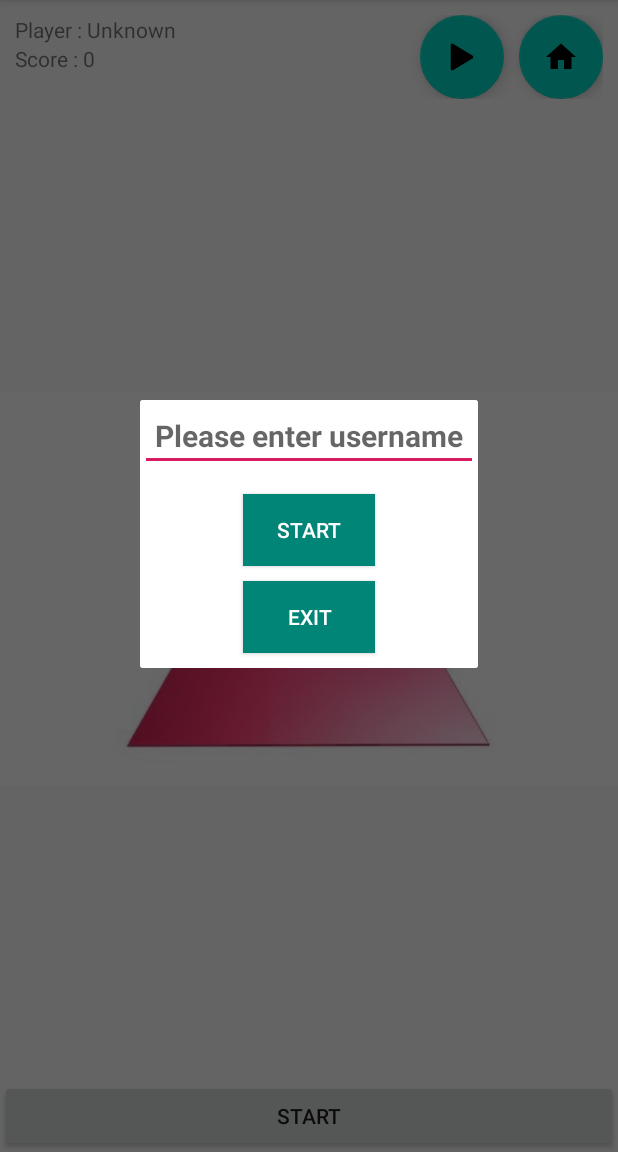
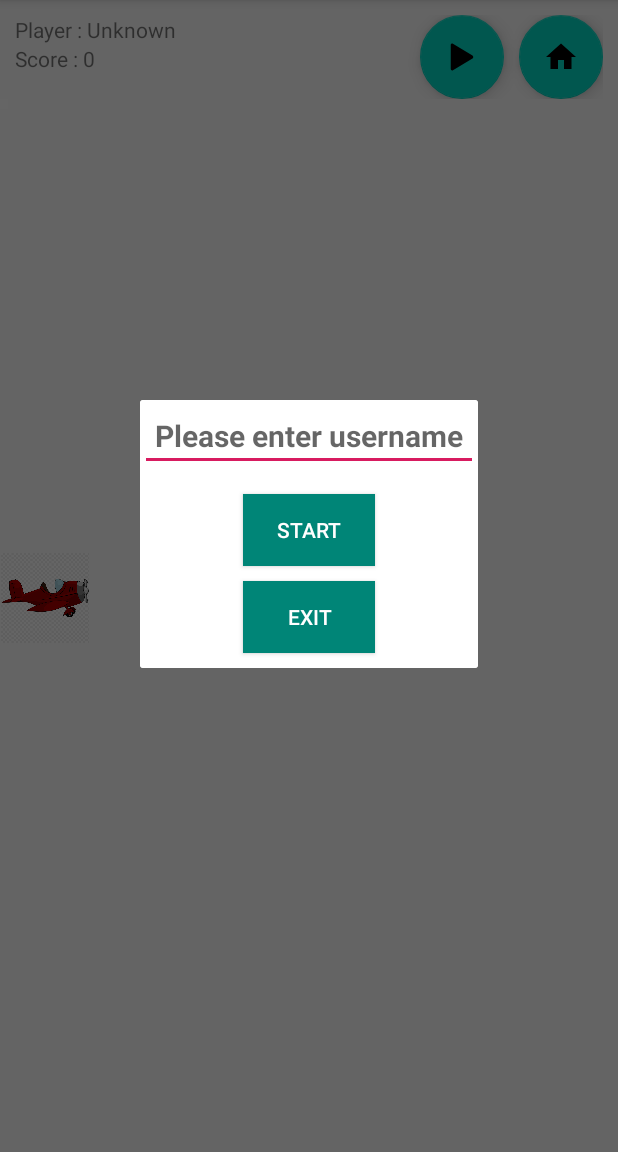
Before and after one commit to frederick98/TugasBesar-02, an Android app: the fragment MenuFragment placed in its activity, on a phone screen of 412 x 824 dp, the part 84-1236 px from its top. Run offline under Robolectric (Android 15) with nearby library versions, the phone set to English and light mode, and no system bars.

Commit message:
sebuah perubahan besar

```diff
--- a/TugasBesar02/app/src/main/java/com/example/tugasbesar_02/MainActivity.java
+++ b/TugasBesar02/app/src/main/java/com/example/tugasbesar_02/MainActivity.java
@@ -12,12 +12,14 @@ import android.graphics.Paint;
 import android.graphics.Path;
 import android.graphics.PointF;
 import android.os.Bundle;
+import android.os.Handler;
 import android.util.Log;
 import android.view.GestureDetector;
 import android.view.MotionEvent;
 import android.view.View;
 import android.view.ViewGroup;
 import android.widget.Button;
+import android.widget.FrameLayout;
 import android.widget.ImageView;
 import android.widget.LinearLayout;
 import android.widget.TextView;
@@ -25,43 +27,147 @@ import android.widget.Toast;
 
 import com.google.android.material.floatingactionbutton.FloatingActionButton;
 
+import java.util.Timer;
+import java.util.TimerTask;
+
 public class MainActivity extends AppCompatActivity implements View.OnClickListener,FragmentListener {
     protected Bitmap mBitmap;
     protected Canvas mCanvas;
-    protected ImageView ivCanvas;
     protected Paint strokePaint;
-    protected Button btn_start;
-    protected FloatingActionButton fab_pause;
-    protected FloatingActionButton fab_menu;
-    protected TextView tv_playerName;
-    protected TextView tv_score;
+    protected Button btnStart;
+    protected FloatingActionButton fabPause;
+    protected FloatingActionButton fabMenu;
+    protected TextView tvPlayerName;
+    protected TextView tvScore;
+    protected ImageView ivPlane;
+    protected ImageView ivPlane2;
+    protected ImageView ivBomb;
+    protected FrameLayout flCanvas;
 
+
+    // set size
+    private int planeSize;
+
+    //plane position
+    private int planeY;
+    private int canvasHeight;
+
+    //class initialization
+    protected Handler handler = new Handler();
+    protected Timer timer = new Timer();
+
+    //status check
+    private boolean action_flg = false;
+    private boolean activityStart = false;
+
+    /*
     private ViewGroup mainLayout;
     private int xDelta;
     private int yDelta;
+
+     */
 
 
     @Override
     protected void onCreate(Bundle savedInstanceState) {
         super.onCreate(savedInstanceState);
         setContentView(R.layout.activity_main);
-        this.ivCanvas = findViewById(R.id.iv_canvas);
-        this.btn_start = findViewById(R.id.btn_start);
-        this.fab_pause = findViewById(R.id.fab_pause);
-        this.fab_menu = findViewById(R.id.fab_menu);
-        this.tv_score = findViewById(R.id.tv_score);
-        this.tv_playerName = findViewById(R.id.tv_playerName);
+        //this.btnStart = findViewById(R.id.btn_start);
+        this.fabPause = findViewById(R.id.fab_pause);
+        this.fabMenu = findViewById(R.id.fab_menu);
+        this.tvScore = findViewById(R.id.tv_score);
+        this.tvPlayerName = findViewById(R.id.tv_playerName);
+        this.ivPlane = findViewById(R.id.iv_plane);
+        this.ivPlane2 = findViewById(R.id.iv_plane_enemy);
+        this.ivBomb = findViewById(R.id.iv_bomb);
 
+        // setOnClickListener
+        //this.btnStart.setOnClickListener(this);
+        this.fabPause.setOnClickListener(this);
+        this.fabMenu.setOnClickListener(this);
+
+
+        // bersihin si layar jd cuma nampilin pesawat kita doang
+        this.ivPlane2.setX(-80);
+        this.ivPlane2.setY(-80);
+        this.ivBomb.setX(-80);
+        this.ivBomb.setY(-80);
+
+
+        /*
         mainLayout = (LinearLayout) findViewById(R.id.mainLayout);
-        this.ivCanvas.setOnTouchListener(onTouchListener());
+        this.ivPesawat.setOnTouchListener(onTouchListener());
 
-        this.btn_start.setOnClickListener(this);
-        this.fab_pause.setOnClickListener(this);
-        this.fab_menu.setOnClickListener(this);
+         */
+    }
 
+    public void changePosition(){
+        // move plane
+        if(action_flg == true){
+            // touching
+            planeY -= 20;
+        }
+        else{
+            // release
+            planeY += 20;
+        }
+
+        // check plane position
+        if(planeY < 0){
+            planeY = 0;
+        }
+        if(planeY > (canvasHeight - planeSize)){
+            planeY = canvasHeight - planeSize;
+        }
+
+        ivPlane.setY(planeY);
+    }
+
+    public boolean onTouchEvent(MotionEvent motionEvent){
+
+        if(activityStart == false){
+            activityStart = true;
+
+            /*
+            frame height and plane height nya baru diset disini soalnya di method
+            onCreate() si UI nya belom set ama screennya. baris ini buat ngejaga
+            supaya si planenya ga kluar dari canvas
+            */
+            this.flCanvas = findViewById(R.id.frame_canvas);
+            canvasHeight = flCanvas.getHeight();
+
+            this.planeY = (int) ivPlane.getY();
+
+            planeSize = ivPlane.getHeight();
+
+
+            timer.schedule(new TimerTask() {
+                @Override
+                public void run() {
+                    handler.post(new Runnable() {
+                        @Override
+                        public void run() {
+                            changePosition();
+                        }
+                    });
+                }
+            }, 0, 20);  //manggil method changePosition setiap 20ms
+        }
+        else{
+            if(motionEvent.getAction() == MotionEvent.ACTION_DOWN){
+                action_flg = true;
+            }
+            else if(motionEvent.getAction() == MotionEvent.ACTION_UP){
+                action_flg = false;
+            }
+        }
+
+
+        return true;
     }
 
 
+    /*
     public void initiateCanvas() {
         // 1. Create Bitmap
         this.mBitmap = Bitmap.createBitmap(this.ivCanvas.getWidth(), this.ivCanvas.getHeight(), Bitmap.Config.ARGB_8888);
@@ -78,15 +184,18 @@ public class MainActivity extends AppCompatActivity implements View.OnClickListe
         this.strokePaint.setColor(Color.BLUE);
 
         //create pesawat
+        /*
         Pesawat p = new Pesawat(100, 100, 100);
         p.drawTriangle(this.mCanvas, this.strokePaint);
         p.setOnTouchListener(onTouchListener());
         p.getOnTouchListener();
 
 
+
         //resetCanvas
         this.ivCanvas.invalidate();
-    }
+
+
 
     public void resetCanvas() {
         // 4. Draw canvas background
@@ -98,18 +207,20 @@ public class MainActivity extends AppCompatActivity implements View.OnClickListe
         this.ivCanvas.invalidate();
     }
 
+     */
+
     @Override
     public void onClick(View view) {
-       if(btn_start.getId() == view.getId()) {
-           this.initiateCanvas();
+       if(btnStart.getId() == view.getId()) {
+           //this.initiateCanvas();
        }
-       else if(view.getId() == this.fab_pause.getId()){
+       else if(view.getId() == this.fabPause.getId()){
            //jika ic_pause >> pause game
            FragmentTransaction ft = getFragmentManager().beginTransaction();
            PauseFragment pauseDialogFragment = new PauseFragment();
            //pauseDialogFragment.show(ft,this.tv_score.getText().toString()); <<Ini bingung salah dimana
        }
-       else if(view.getId() == this.fab_menu.getId()){
+       else if(view.getId() == this.fabMenu.getId()){
            //jika ic_menu >> tampilkan menu
            FragmentTransaction ft = getFragmentManager().beginTransaction();
            MenuFragment menuDialogFragment = new MenuFragment();
@@ -117,6 +228,8 @@ public class MainActivity extends AppCompatActivity implements View.OnClickListe
        }
     }
 
+
+    /*
     private View.OnTouchListener onTouchListener(){
        return new View.OnTouchListener() {
            @SuppressLint("ClickableViewAccessibility")
@@ -130,8 +243,8 @@ public class MainActivity extends AppCompatActivity implements View.OnClickListe
                        LinearLayout.LayoutParams lParams = (LinearLayout.LayoutParams)
                                view.getLayoutParams();
 
-                       xDelta = x - lParams.leftMargin;
-                       yDelta = y - lParams.topMargin;
+                       //xDelta = x - lParams.leftMargin;
+                       //yDelta = y - lParams.topMargin;
                        break;
 
                    case MotionEvent.ACTION_UP:
@@ -150,12 +263,13 @@ public class MainActivity extends AppCompatActivity implements View.OnClickListe
                        view.setLayoutParams(layoutParams);
                        break;
                }
-               mainLayout.invalidate();
+               //mainLayout.invalidate();
                return true;
            }
        };
     }
 
+    /*
     public void drawMusuh(Musuh musuh)
     {
         this.resetCanvas();
@@ -167,6 +281,7 @@ public class MainActivity extends AppCompatActivity implements View.OnClickListe
         this.ivCanvas.invalidate();
 
     }
+     */
 
     @Override
     public void closeApp() {
@@ -176,4 +291,5 @@ public class MainActivity extends AppCompatActivity implements View.OnClickListe
 
 
 
+
 }
--- a/TugasBesar02/app/src/main/java/com/example/tugasbesar_02/MenuFragment.java
+++ b/TugasBesar02/app/src/main/java/com/example/tugasbesar_02/MenuFragment.java
@@ -12,9 +12,9 @@ import android.widget.Button;
 import android.widget.EditText;
 
 public class MenuFragment extends DialogFragment implements View.OnClickListener {
-    protected EditText et_username;
-    protected Button btn_start;
-    protected Button btn_exit;
+    protected EditText etUsername;
+    protected Button btnStart;
+    protected Button btnExit;
     protected FragmentListener listener;
 
     public MenuFragment() {
@@ -28,22 +28,22 @@ public class MenuFragment extends DialogFragment implements View.OnClickListener
     public View onCreateView(LayoutInflater inflater, ViewGroup container, Bundle savedInstanceState) {
         View view = inflater.inflate(R.layout.fragment_menu, container, false);
 
-        this.et_username = view.findViewById(R.id.et_username);
-        this.btn_start = view.findViewById(R.id.btn_start);
-        this.btn_exit = view.findViewById(R.id.btn_exitGame);
+        this.etUsername = view.findViewById(R.id.et_username);
+        this.btnStart = view.findViewById(R.id.frd_btn_start);
+        this.btnExit = view.findViewById(R.id.frd_btn_exitGame);
 
-        this.btn_start.setOnClickListener(this);
-        this.btn_exit.setOnClickListener(this);
+        this.btnStart.setOnClickListener(this);
+        this.btnExit.setOnClickListener(this);
 
         return view;
     }
 
     @Override
     public void onClick(View view) {
-        if(view.getId()==this.btn_start.getId()){
+        if(view.getId() == this.btnStart.getId()){
             getFragmentManager().beginTransaction().remove(MenuFragment.this).commit();
         }
-        else if(view.getId()==this.btn_exit.getId()){
+        else if(view.getId() == this.btnExit.getId()){
             this.listener.closeApp();
         }
     }
--- a/TugasBesar02/app/src/main/java/com/example/tugasbesar_02/Musuh.java
+++ b/TugasBesar02/app/src/main/java/com/example/tugasbesar_02/Musuh.java
@@ -11,9 +11,9 @@ public class Musuh {
 
     public Musuh(int width,int height)
     {
-        this.x=width/2;
-        this.y=height/2;
-        this.rad=50;
+        this.x = width/2;
+        this.y = height/2;
+        this.rad = 50;
         this.Randpos();
     }
 
--- a/TugasBesar02/app/src/main/java/com/example/tugasbesar_02/ThreadMove.java
+++ b/TugasBesar02/app/src/main/java/com/example/tugasbesar_02/ThreadMove.java
@@ -14,8 +14,8 @@ public class ThreadMove implements Runnable {
     public ThreadMove(UIHandler uiHandler,Musuh bomusuhla)
     {
         this.uiHandler=uiHandler;
-        this.thread= new Thread(this);
-        this.musuh=musuh;
+        this.thread = new Thread(this);
+        this.musuh = musuh;
     }
 
 
--- a/TugasBesar02/app/src/main/java/com/example/tugasbesar_02/UIHandler.java
+++ b/TugasBesar02/app/src/main/java/com/example/tugasbesar_02/UIHandler.java
@@ -29,7 +29,7 @@ public class UIHandler extends Handler {
         if(msg.what==UIHandler.MSG_SET_GAMBAR )
         {
             Musuh musuh = (Musuh)msg.obj;
-            this.activity.drawMusuh(musuh);
+            //this.activity.drawMusuh(musuh);
         }
     }
 
--- a/TugasBesar02/app/src/main/res/layout/activity_main.xml
+++ b/TugasBesar02/app/src/main/res/layout/activity_main.xml
@@ -62,13 +62,48 @@
 
     </LinearLayout>
 
+    <FrameLayout
+        android:id="@+id/frame_canvas"
+        android:layout_width="match_parent"
+        android:layout_height="665dp">
 
+        <ImageView
+            android:id="@+id/iv_plane"
+            android:layout_width="60dp"
+            android:layout_height="60dp"
+            android:src="@drawable/plane2"
+            android:layout_gravity="center_vertical"/>
+
+        <ImageView
+            android:id="@+id/iv_plane_enemy"
+            android:layout_width="60dp"
+            android:layout_height="60dp"
+            android:src="@drawable/plane1"/>
+
+        <ImageView
+            android:id="@+id/iv_bomb"
+            android:layout_width="20dp"
+            android:layout_height="20dp"
+            android:src="@drawable/bomb"/>
+
+
+    </FrameLayout>
+
+
+    <!--
     <ImageView
         android:id="@+id/iv_canvas"
         android:layout_width="match_parent"
         android:layout_height="682dp"
-        android:layout_weight="3"
-        android:src="@drawable/pesawat">
+        android:layout_weight="3" >
+
+        <ImageView
+            android:id="@+id/iv_pesawat"
+            android:layout_width="200dp"
+            android:layout_height="200dp"
+            android:src="@drawable/pesawat">
+
+        </ImageView>
 
 
     </ImageView>
@@ -81,4 +116,6 @@
         >
     </Button>
 
+    !-->
+
 </LinearLayout>
--- a/TugasBesar02/app/src/main/res/layout/fragment_menu.xml
+++ b/TugasBesar02/app/src/main/res/layout/fragment_menu.xml
@@ -36,7 +36,7 @@
         </Button>
 
         <Button
-            android:id="@+id/btn_exitGame"
+            android:id="@+id/frd_btn_exitGame"
             android:layout_width="wrap_content"
             android:layout_height="wrap_content"
             android:background="@color/colorPrimary"
```
Also changed, not shown: TugasBesar02/app/src/main/java/com/example/tugasbesar_02/GameOverFragment.java (+10 -10 lines), TugasBesar02/app/src/main/java/com/example/tugasbesar_02/PauseFragment.java (+4 -4 lines), TugasBesar02/app/src/main/res/drawable/bomb.png (added), TugasBesar02/app/src/main/res/drawable/pesawat.jpg (deleted), TugasBesar02/app/src/main/res/drawable/plane1.png (added), TugasBesar02/app/src/main/res/drawable/plane2.png (added), 1 other file.
